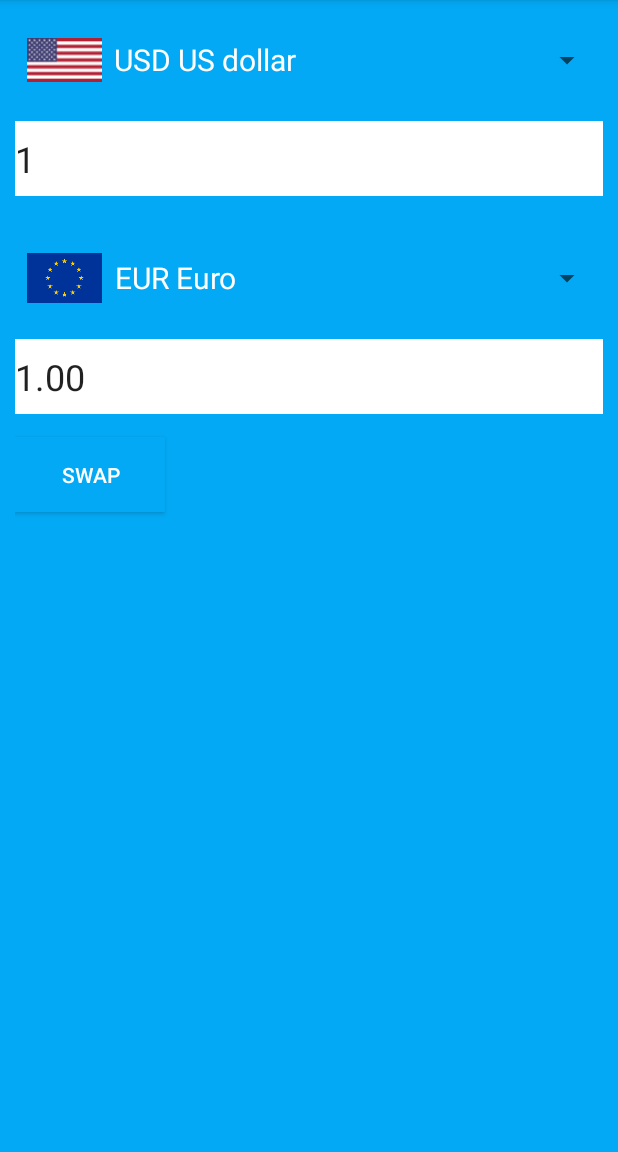
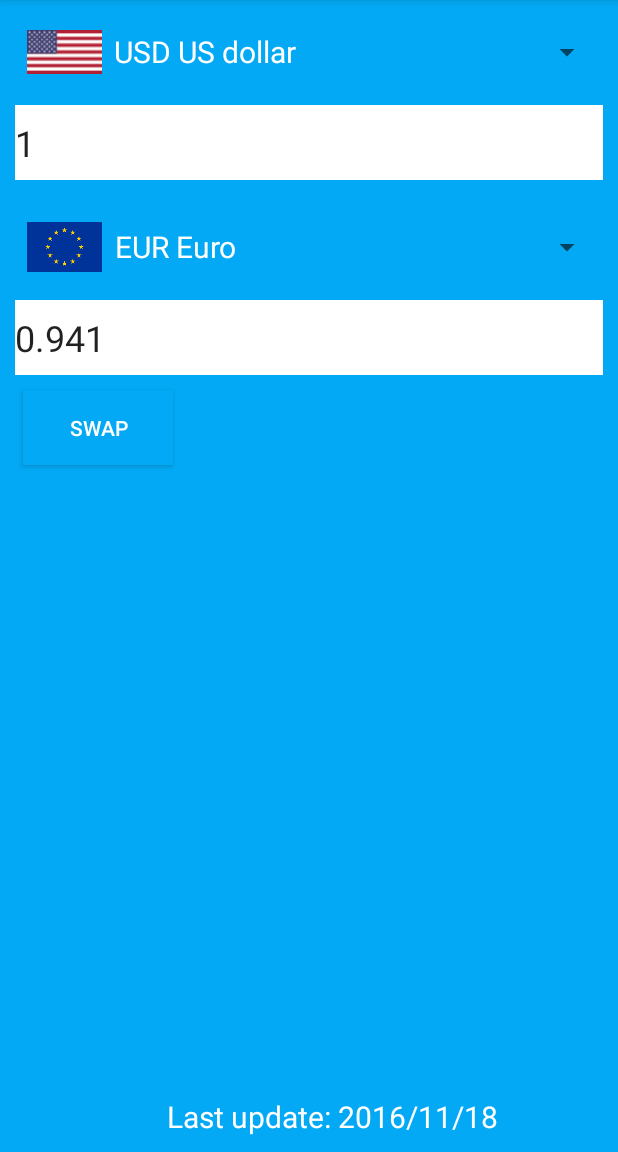
Before and after one commit to KaloyanBogoslovov/SimpleCurrencyConvertor, an Android app: the screen it shows after launch (MainActivity), after a tap on "SWAP", on a phone screen of 412 x 824 dp, the part 84-1236 px from its top. Run offline under Robolectric (Android 15) with nearby library versions, the phone set to English and light mode, and no system bars.

Commit message:
minor changes

```diff
--- a/app/src/main/java/com/bogoslovov/kaloyan/simplecurrencyconvertor/MainActivity.java
+++ b/app/src/main/java/com/bogoslovov/kaloyan/simplecurrencyconvertor/MainActivity.java
@@ -16,6 +16,7 @@ import android.widget.AdapterView;
 import android.widget.Button;
 import android.widget.EditText;
 import android.widget.Spinner;
+import android.widget.TextView;
 
 import com.bogoslovov.kaloyan.simplecurrencyconvertor.data.ECBData;
 
@@ -32,6 +33,7 @@ public class MainActivity extends AppCompatActivity {
         super.onCreate(savedInstanceState);
         setContentView(R.layout.activity_main);
         checkIfSharedPreferenceExists();
+        initLastUpdateTextField();
         initSpinners();
         initSwapButton();
         initEditTextFields();
@@ -41,6 +43,7 @@ public class MainActivity extends AppCompatActivity {
     protected void onStart() {
         super.onStart();
         checkForConnection();
+        initLastUpdateTextField();
         System.out.println("The application started: onStart");
     }
 
@@ -72,37 +75,38 @@ public class MainActivity extends AppCompatActivity {
         if (!sharedPreferences.contains("EUR")) {
             SharedPreferences.Editor editor = sharedPreferences.edit();
             editor.putString("EUR", "1");
-            editor.putString("JPY", "1");
-            editor.putString("BGN", "1");
-            editor.putString("CZK", "1");
-            editor.putString("DKK", "1");
-            editor.putString("GBP", "1");
-            editor.putString("HUF", "1");
-            editor.putString("USD", "1");
-            editor.putString("PLN", "1");
-            editor.putString("RON", "1");
-            editor.putString("SEK", "1");
-            editor.putString("CHF", "1");
-            editor.putString("NOK", "1");
-            editor.putString("HRK", "1");
-            editor.putString("RUB", "1");
-            editor.putString("TRY", "1");
-            editor.putString("AUD", "1");
-            editor.putString("BRL", "1");
-            editor.putString("CAD", "1");
-            editor.putString("CNY", "1");
-            editor.putString("HKD", "1");
-            editor.putString("IDR", "1");
-            editor.putString("ILS", "1");
-            editor.putString("INR", "1");
-            editor.putString("KRW", "1");
-            editor.putString("MXN", "1");
-            editor.putString("MYR", "1");
-            editor.putString("NZD", "1");
-            editor.putString("PHP", "1");
-            editor.putString("SGD", "1");
-            editor.putString("THB", "1");
-            editor.putString("ZAR", "1");
+            editor.putString("JPY", "116.95");
+            editor.putString("BGN", "1.9558");
+            editor.putString("CZK", "27.035");
+            editor.putString("DKK", "7.4399");
+            editor.putString("GBP", "0.86218");
+            editor.putString("HUF", "309.49");
+            editor.putString("USD", "1.0629");
+            editor.putString("PLN", "4.4429");
+            editor.putString("RON", "4.5150");
+            editor.putString("SEK", "9.8243");
+            editor.putString("CHF", "1.0711");
+            editor.putString("NOK", "9.1038");
+            editor.putString("HRK", "7.5320");
+            editor.putString("RUB", "68.7941");
+            editor.putString("TRY", "3.5798");
+            editor.putString("AUD", "1.4376");
+            editor.putString("BRL", "3.6049");
+            editor.putString("CAD", "1.4365");
+            editor.putString("CNY", "7.3156");
+            editor.putString("HKD", "8.2450");
+            editor.putString("IDR", "14272.09");
+            editor.putString("ILS", "4.1163");
+            editor.putString("INR", "72.2170");
+            editor.putString("KRW", "1250.14");
+            editor.putString("MXN", "21.6968");
+            editor.putString("MYR", "4.6810");
+            editor.putString("NZD", "1.5073");
+            editor.putString("PHP", "52.687");
+            editor.putString("SGD", "1.5107");
+            editor.putString("THB", "37.744");
+            editor.putString("ZAR", "15.2790");
+            editor.putString("date","2016/11/18");
             editor.commit();
         }
     }
@@ -160,6 +164,7 @@ public class MainActivity extends AppCompatActivity {
         NetworkInfo networkInfo = connectivityManager.getActiveNetworkInfo();
         if (networkInfo != null && networkInfo.isConnected() &&networkInfo.isAvailable()) {
             new ECBData().execute();
+
         }
 
     }
@@ -209,13 +214,13 @@ public class MainActivity extends AppCompatActivity {
         if (topOrBottom == "top") {
             BigDecimal exchangeRate =convert(topSpinnerValue, bottomSpinnerValue);
             BigDecimal inputValue =  new BigDecimal(editTextTop.getText().toString());
-            BigDecimal result = exchangeRate.multiply(inputValue).setScale(2, RoundingMode.HALF_UP);
+            BigDecimal result = exchangeRate.multiply(inputValue).setScale(3, RoundingMode.HALF_UP);
             editTextBottom.setText(result.toString());
 
         } else {
             BigDecimal exchangeRate =convert(bottomSpinnerValue, topSpinnerValue);
             BigDecimal inputValue = new BigDecimal(editTextBottom.getText().toString());
-            BigDecimal result = exchangeRate.multiply(inputValue).setScale(2, RoundingMode.HALF_UP);
+            BigDecimal result = exchangeRate.multiply(inputValue).setScale(3, RoundingMode.HALF_UP);
             editTextTop.setText(result.toString());
         }
     }
@@ -267,4 +272,10 @@ public class MainActivity extends AppCompatActivity {
         return exchangeRate;
     }
 
+    private void initLastUpdateTextField(){
+        SharedPreferences sharedPref = getPreferences(Context.MODE_PRIVATE);
+        TextView lastUpdate = (TextView) findViewById(R.id.last_update_text_view);
+        lastUpdate.setText("Last update: "+sharedPref.getString("date",""));
+    }
+
 }
--- a/app/src/main/java/com/bogoslovov/kaloyan/simplecurrencyconvertor/data/ECBData.java
+++ b/app/src/main/java/com/bogoslovov/kaloyan/simplecurrencyconvertor/data/ECBData.java
@@ -68,9 +68,10 @@ public class ECBData extends AsyncTask<Object, Object, Void> {
 
     public void parseData(BufferedReader br) throws IOException {
         SharedPreferences.Editor editor = sharedPreferences.edit();
-        editor.putString("EUR", "1");
         String line = br.readLine();
         String date = line.substring(14, 24);
+        editor.putString("EUR", "1");
+        editor.putString("date",date);
         String remaining;
         String symbol;
         String rate;
@@ -86,4 +87,5 @@ public class ECBData extends AsyncTask<Object, Object, Void> {
         editor.commit();
         br.close();
     }
+
 }
--- a/app/src/main/res/layout/activity_about.xml
+++ b/app/src/main/res/layout/activity_about.xml
@@ -8,11 +8,15 @@
 
 
     <TextView
-        android:text="Empty for now"
+        android:text="       The exchange rates are updated every time the application is started.\n
+        The app stores the newest data locally, so it can be used without internet connection.\n
+        The application uses data from the European central bank website."
         android:textColor="#FFFFFF"
         android:textSize="20sp"
         android:layout_width="match_parent"
         android:layout_height="match_parent"
-        android:gravity="center"
+        android:layout_marginLeft="10dp"
+        android:layout_marginRight="10dp"
+        android:layout_marginTop="10dp"
         android:id="@+id/textView" />
 </LinearLayout>
--- a/app/src/main/res/layout/activity_main.xml
+++ b/app/src/main/res/layout/activity_main.xml
@@ -1,5 +1,5 @@
 <?xml version="1.0" encoding="utf-8"?>
-<LinearLayout xmlns:android="http://schemas.android.com/apk/res/android"
+<RelativeLayout xmlns:android="http://schemas.android.com/apk/res/android"
     xmlns:tools="http://schemas.android.com/tools"
     android:id="@+id/activity_main"
     android:layout_width="match_parent"
@@ -15,7 +15,7 @@
         android:orientation="vertical"
         android:layout_width="match_parent"
         android:layout_height="wrap_content"
-        android:layout_marginTop="15dp"
+        android:layout_marginTop="10dp"
         android:layout_marginLeft="10dp"
         android:layout_marginRight="10dp"
         android:textColor="#FFFFFF">
@@ -23,7 +23,7 @@
         <Spinner android:id = "@+id/spinner_top"
             android:layout_width="match_parent"
             android:layout_height="50dp"
-            android:layout_marginBottom="15dp"/>
+            android:layout_marginBottom="10dp"/>
 
         <EditText
             android:id="@+id/edit_text_top"
@@ -32,13 +32,13 @@
             android:layout_height="50dp"
             android:textSize="24sp"
             android:ems="8"
-            android:layout_marginBottom="30dp"
+            android:layout_marginBottom="20dp"
             android:background="#FFFFFF"/>
 
         <Spinner android:id = "@+id/spinner_bottom"
             android:layout_width="match_parent"
             android:layout_height="50dp"
-            android:layout_marginBottom="15dp"/>
+            android:layout_marginBottom="10dp"/>
 
         <EditText
             android:id="@+id/edit_text_bottom"
@@ -47,7 +47,7 @@
             android:layout_height="50dp"
             android:textSize="24sp"
             android:ems="8"
-            android:layout_marginBottom="15dp"
+            android:layout_marginBottom="10dp"
             android:background="#FFFFFF"/>
 
         <Button
@@ -56,10 +56,24 @@
             android:layout_width="100dp"
             android:layout_height="50dp"
             android:layout_marginBottom="10dp"
+            android:layout_marginLeft="5dp"
             android:text="Swap"
             android:textColor="#FFFFFF"
         />
 
     </LinearLayout>
 
-</LinearLayout>
+        <TextView
+            android:layout_alignParentBottom="true"
+            android:gravity="right"
+            android:layout_marginBottom="10dp"
+            android:layout_marginEnd="80dp"
+            android:text="Last update: 2016-11-18"
+            android:textColor="#FFFFFF"
+            android:textSize="20sp"
+            android:layout_width="match_parent"
+            android:layout_height="wrap_content"
+            android:id="@+id/last_update_text_view"/>
+
+
+</RelativeLayout>
```
